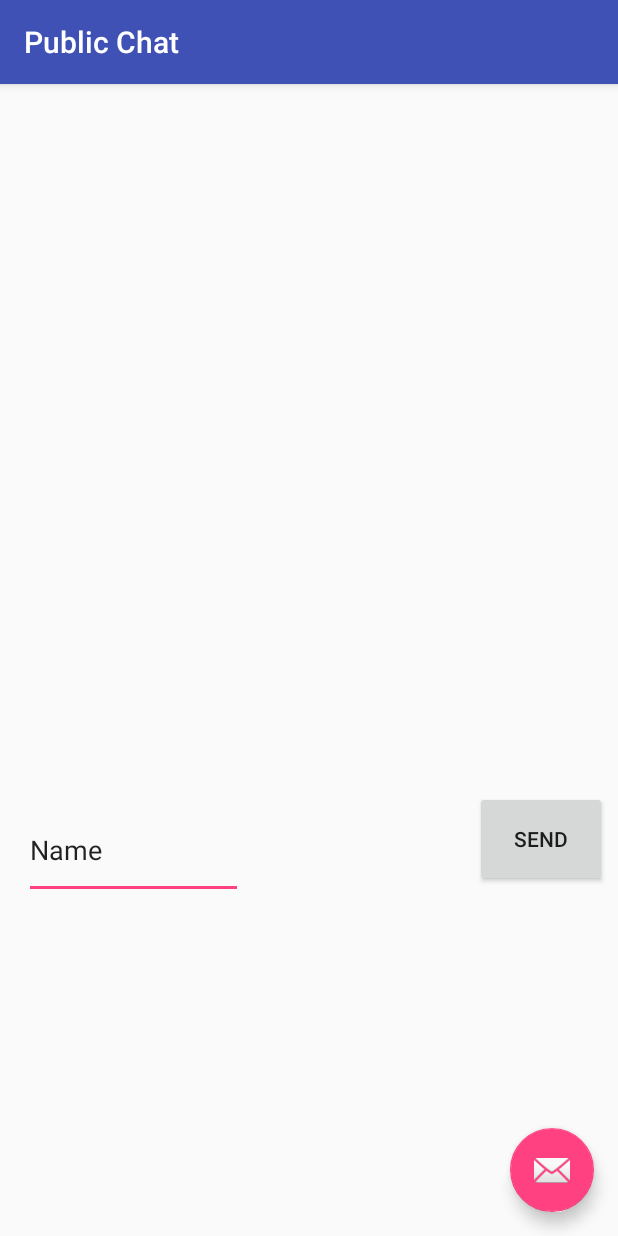
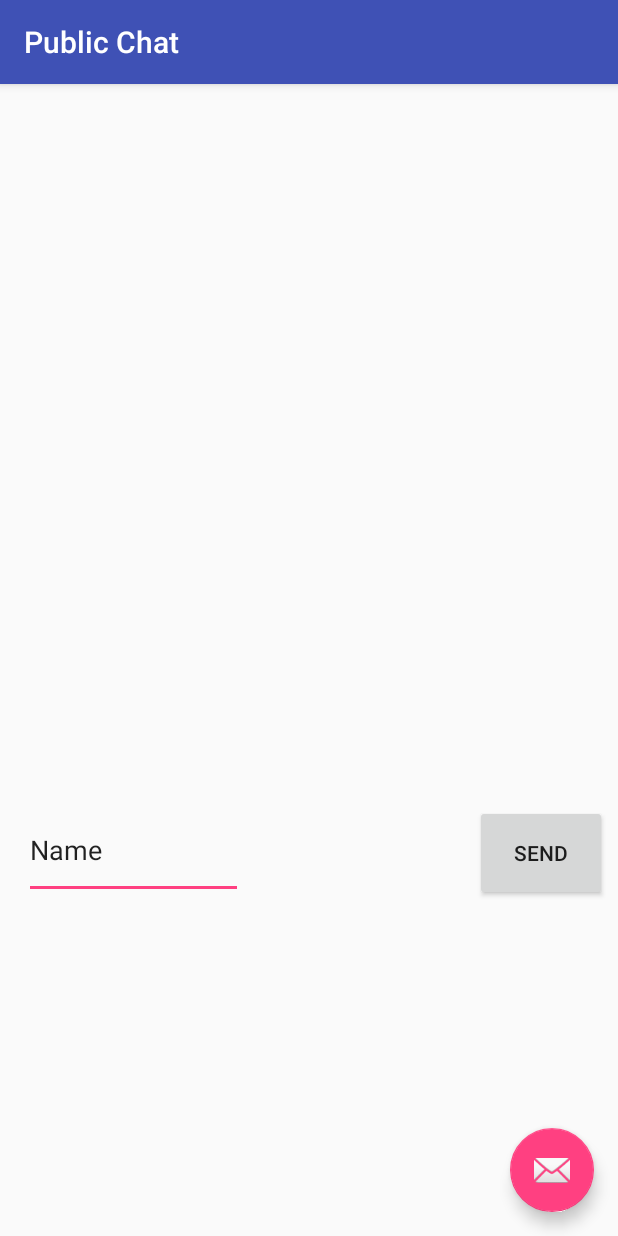
Before and after one commit to trvlrch/trvlr-android, an Android app: the PublicChat screen opened directly, with no data from a screen before it, on a phone screen of 412 x 824 dp. Run offline under Robolectric (Android 15) with nearby library versions, the phone set to English and light mode, and no system bars.

Commit message:
fix public chat layout

```diff
--- a/trvlr/app/src/main/res/layout/content_public_chat.xml
+++ b/trvlr/app/src/main/res/layout/content_public_chat.xml
@@ -31,7 +31,7 @@
         app:layout_constraintBottom_toBottomOf="parent"
         app:layout_constraintRight_toRightOf="parent"
         app:layout_constraintTop_toBottomOf="@+id/scrollView2"
-        app:layout_constraintVertical_bias="0.504" />
+        app:layout_constraintVertical_bias="0.524" />
 
     <EditText
         android:id="@+id/editText"
```
